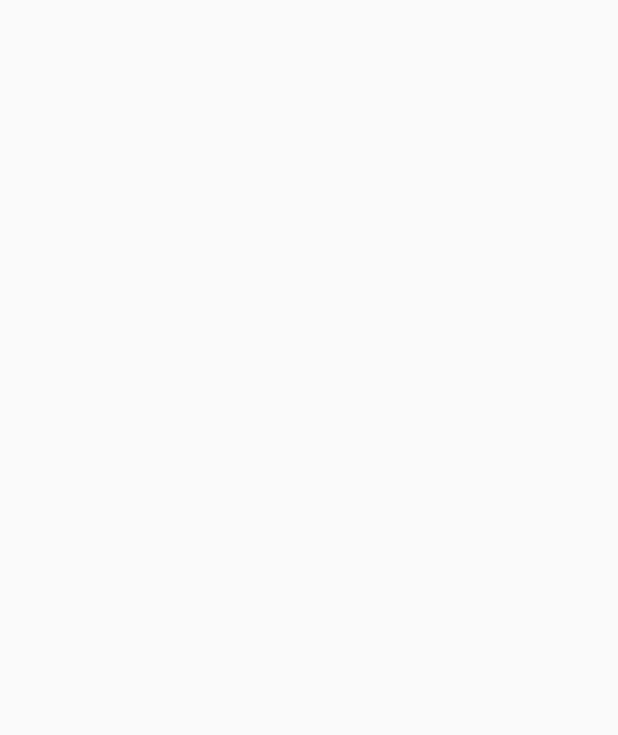
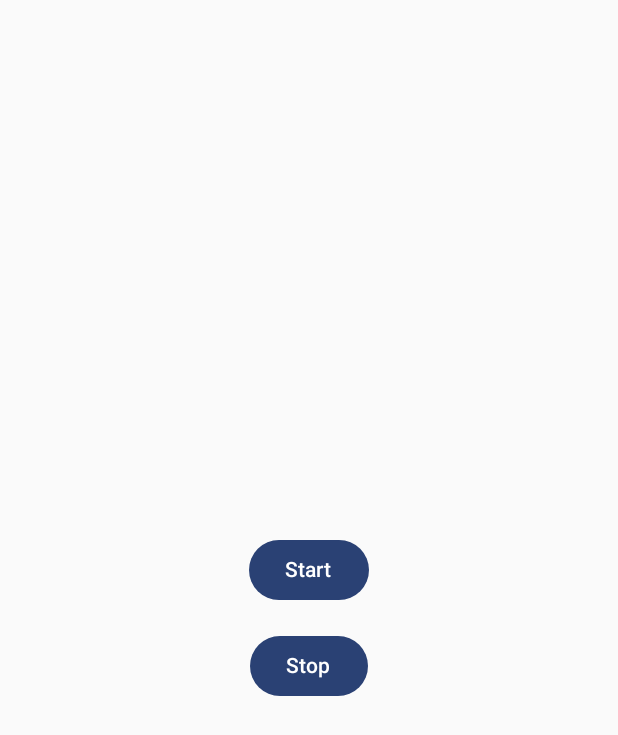
Before and after one commit to emrepbu/BackgroundLocationTackingApp, an Android app built with Jetpack Compose: the screen it shows after launch (MainActivity), on a phone screen of 412 x 824 dp. Before the commit the part shown is empty. Shown: the top 735 px of the screen. Run offline under Robolectric (Android 15) with nearby library versions, the phone set to English and light mode, and no system bars.

Commit message:
Update MainActivity.kt

```diff
--- a/app/src/main/java/com/example/backgroundlocationtackingapp/MainActivity.kt
+++ b/app/src/main/java/com/example/backgroundlocationtackingapp/MainActivity.kt
@@ -1,16 +1,65 @@
 package com.example.backgroundlocationtackingapp
 
+import android.content.Intent
 import android.os.Bundle
 import androidx.activity.ComponentActivity
 import androidx.activity.compose.setContent
+import androidx.compose.foundation.layout.Arrangement
+import androidx.compose.foundation.layout.Column
+import androidx.compose.foundation.layout.Spacer
+import androidx.compose.foundation.layout.fillMaxHeight
+import androidx.compose.foundation.layout.fillMaxSize
+import androidx.compose.foundation.layout.height
+import androidx.compose.material3.Button
+import androidx.compose.material3.Text
+import androidx.compose.ui.Alignment
+import androidx.compose.ui.Modifier
+import androidx.compose.ui.modifier.modifierLocalConsumer
+import androidx.compose.ui.unit.dp
+import androidx.core.app.ActivityCompat
 import com.example.backgroundlocationtackingapp.ui.theme.BackgroundLocationTackingAppTheme
+import java.util.jar.Manifest
 
 class MainActivity : ComponentActivity() {
     override fun onCreate(savedInstanceState: Bundle?) {
         super.onCreate(savedInstanceState)
+
+        ActivityCompat.requestPermissions(
+            this,
+            arrayOf(
+                android.Manifest.permission.ACCESS_FINE_LOCATION,
+                android.Manifest.permission.ACCESS_COARSE_LOCATION
+            ),
+            0
+        )
+
         setContent {
             BackgroundLocationTackingAppTheme {
+                Column(
+                    modifier = Modifier.fillMaxSize(),
+                    verticalArrangement = Arrangement.Center,
+                    horizontalAlignment = Alignment.CenterHorizontally
+                ) {
+                    Button(onClick = {
+                        Intent(applicationContext, LocationService::class.java).apply {
+                            action = LocationService.ACTION_START
+                            startService(this)
+                        }
+                    }) {
+                        Text(text = "Start")
+                    }
 
+                    Spacer(modifier = Modifier.height(16.dp))
+
+                    Button(onClick = {
+                        Intent(applicationContext, LocationService::class.java).apply {
+                            action = LocationService.ACTION_STOP
+                            startService(this)
+                        }
+                    }) {
+                        Text(text = "Stop")
+                    }
+                }
             }
         }
     }
```
